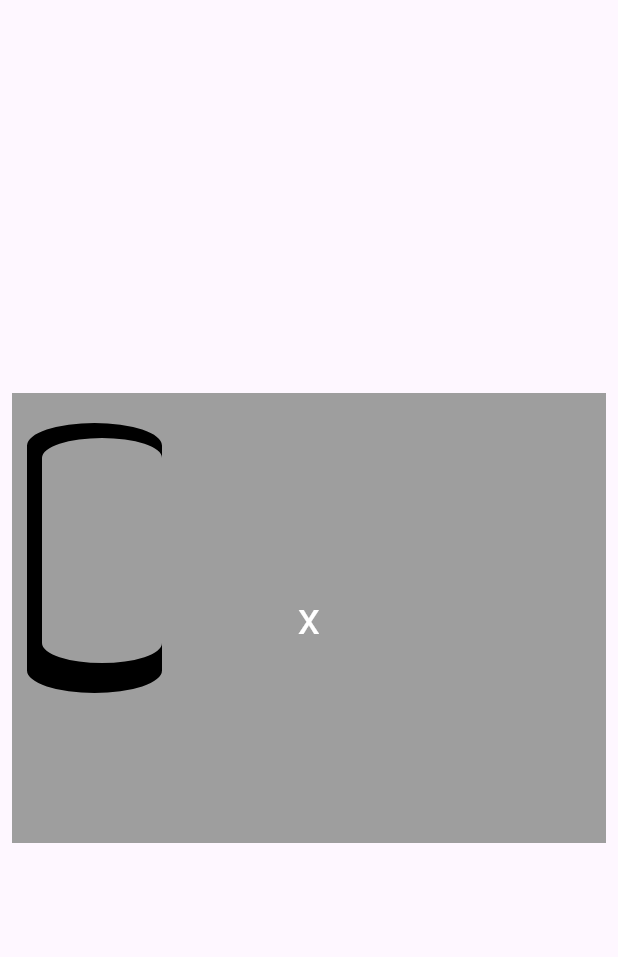
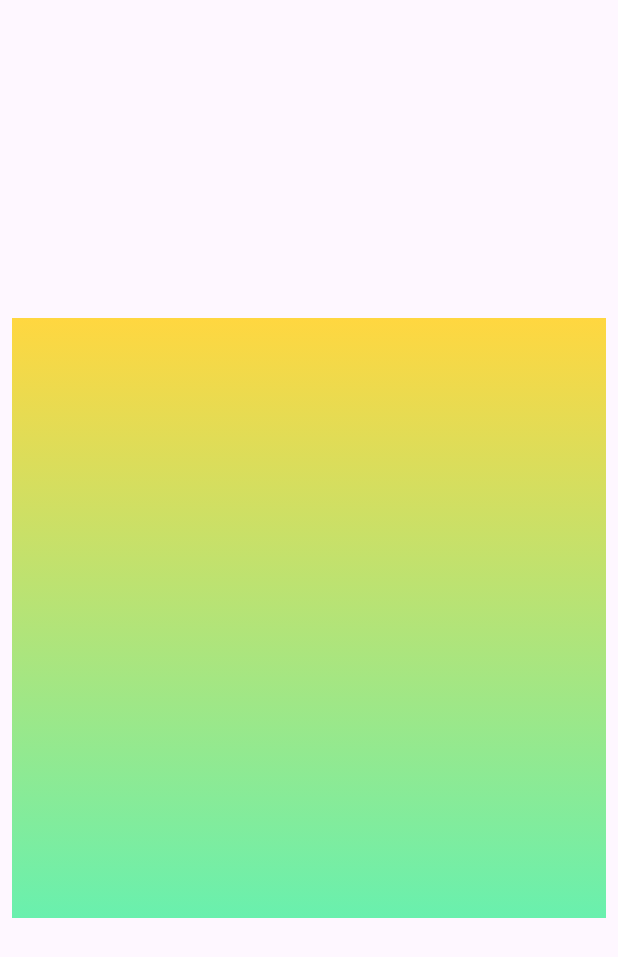
Before and after one commit to rowjoy/flutter_custom_paint, a Flutter app: the screen it shows after launch, on a phone screen of 412 x 824 dp. Shown: the top 957 px of the screen. Run offline on Flutter 3.47's test engine with Material 3 defaults, Android fonts, the phone set to English and light mode, and no system bars.

Commit message:
Background colors

```diff
--- a/lib/app.dart
+++ b/lib/app.dart
@@ -1,7 +1,8 @@
 // ignore_for_file: prefer_const_constructors
 
 import 'package:flutter/material.dart';
-import 'package:flutter_custom_paint/custom_paint/draw_rect/rect_shape.dart';
+
+import 'custom_paint/draw_images/draw_images.dart';
 
 class MyApp extends StatelessWidget {
   const MyApp({super.key});
@@ -16,7 +17,8 @@ class MyApp extends StatelessWidget {
       ),
       // home: CustomPointerShape()
       // home: DrowCircleCanves(),
-       home:  DrawRectShape(),
+      // home:  DrawRectShape(),
+      home: DrawImages(),
     );
   }
 }
--- /dev/null
+++ b/lib/custom_paint/draw_images/draw_images.dart
@@ -0,0 +1,28 @@
+// ignore_for_file: avoid_unnecessary_containers
+
+import 'package:flutter/material.dart';
+import 'package:flutter_custom_paint/custom_paint/draw_images/draw_pointer.dart';
+
+class DrawImages extends StatelessWidget {
+  const DrawImages({super.key});
+
+  @override
+  Widget build(BuildContext context) {
+    return Scaffold(
+      body: SafeArea(
+        child: Center(
+          child: Padding(
+            padding: const EdgeInsets.all(8.0),
+            child: Container(
+              color: Colors.green,
+              child: CustomPaint(
+                painter: DrawImagesPainter(),
+                size: Size(MediaQuery.of(context).size.width, 400),
+              ),
+            ),
+          ),
+        ),
+      ),
+    );
+  }
+}
```
Also changed, not shown: lib/custom_paint/draw_images/draw_pointer.dart (added, +24 -0 lines).
